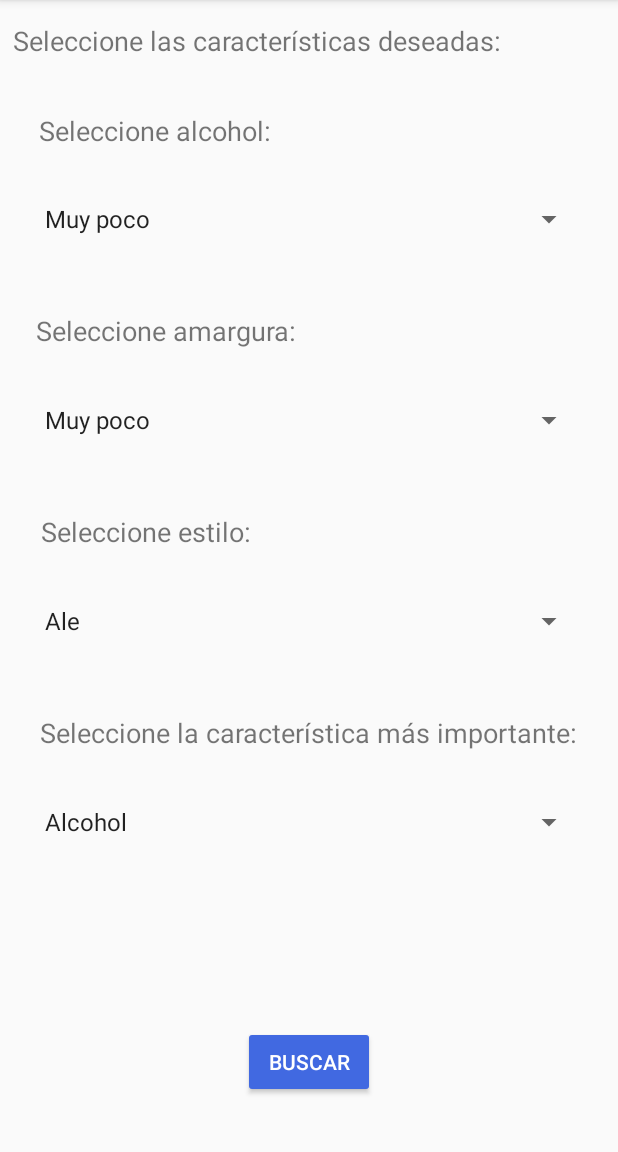
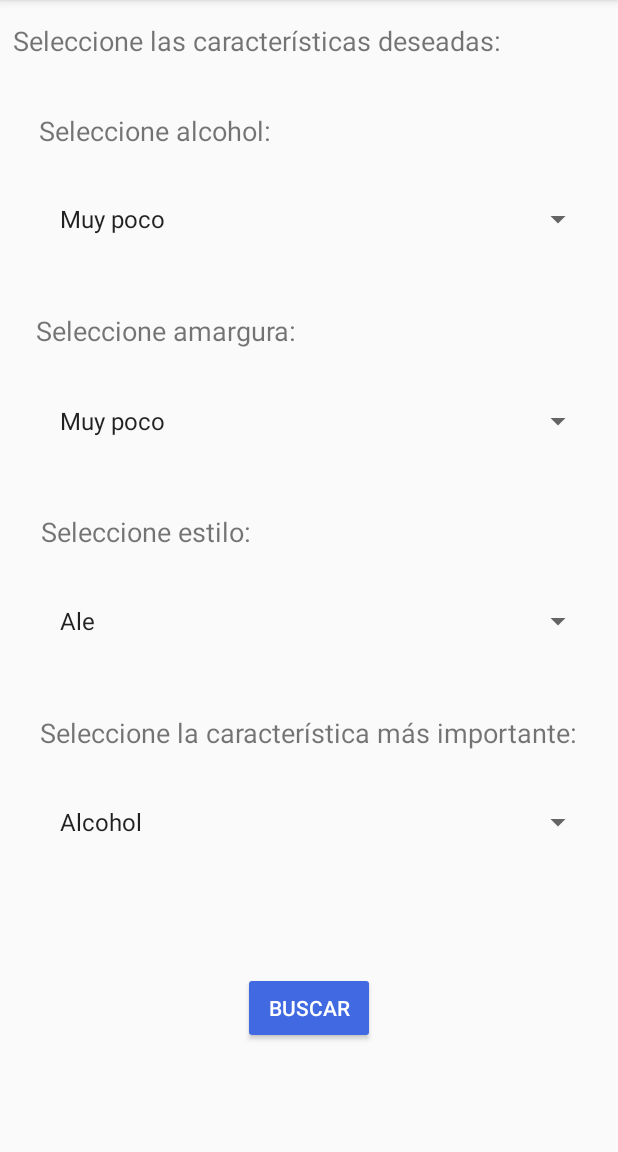
Before and after one commit to falegre05/BeerAdvicer, an Android app: the screen it shows after launch (MainActivity), after a tap on "BÚSQUEDA PERSONALIZADA", on a phone screen of 412 x 824 dp, the part 84-1236 px from its top. Run offline under Robolectric (Android 15) with nearby library versions, the phone set to English and light mode, and no system bars.

Commit message:
Mejoras visuales

```diff
--- a/App/MyApplication/app/src/main/java/com/example/ferzi/myapplication/MainActivity.java
+++ b/App/MyApplication/app/src/main/java/com/example/ferzi/myapplication/MainActivity.java
@@ -8,6 +8,7 @@ import android.view.View;
 import android.widget.ArrayAdapter;
 import android.widget.Button;
 import android.widget.EditText;
+import android.widget.ImageView;
 import android.widget.RadioButton;
 import android.widget.Spinner;
 
@@ -47,6 +48,9 @@ public class MainActivity extends AppCompatActivity {
     protected void loadMainScreen() {
 
         setContentView(R.layout.main_screen);
+
+        ImageView image = (ImageView) findViewById(R.id.image);
+        image.setImageResource(R.drawable.beers);
 
         //Button Buscar Personalizada
         Button buttonPersonalizada = (Button) findViewById(R.id.buttonPersonalizada);
--- a/App/MyApplication/app/src/main/res/layout/custom_search.xml
+++ b/App/MyApplication/app/src/main/res/layout/custom_search.xml
@@ -33,13 +33,18 @@
         app:layout_constraintHorizontal_bias="0.1" />
 
     <Spinner android:id="@+id/spinnerAbv"
-        android:layout_width="368dp"
+        android:layout_width="0dp"
         android:layout_height="wrap_content"
         app:layout_constraintBottom_toBottomOf="parent"
         app:layout_constraintLeft_toLeftOf="parent"
         app:layout_constraintRight_toRightOf="parent"
         app:layout_constraintTop_toTopOf="parent"
-        app:layout_constraintVertical_bias="0.18"/>
+        app:layout_constraintVertical_bias="0.18"
+        app:layout_constraintHorizontal_bias="0.36"
+        android:layout_marginLeft="32dp"
+        android:layout_marginRight="16dp"
+        android:layout_marginStart="32dp"
+        android:layout_marginEnd="16dp" />
 
     <TextView
         android:id="@+id/textView3"
@@ -55,13 +60,17 @@
         app:layout_constraintHorizontal_bias="0.1" />
 
     <Spinner android:id="@+id/spinnerIbu"
-        android:layout_width="368dp"
+        android:layout_width="0dp"
         android:layout_height="wrap_content"
         app:layout_constraintBottom_toBottomOf="parent"
         app:layout_constraintLeft_toLeftOf="parent"
         app:layout_constraintRight_toRightOf="parent"
         app:layout_constraintTop_toTopOf="parent"
-        app:layout_constraintVertical_bias="0.36"/>
+        app:layout_constraintVertical_bias="0.361"
+        android:layout_marginLeft="32dp"
+        android:layout_marginRight="16dp"
+        android:layout_marginStart="32dp"
+        android:layout_marginEnd="16dp" />
 
     <TextView
         android:id="@+id/textView4"
@@ -77,13 +86,17 @@
         app:layout_constraintHorizontal_bias="0.1" /> />
 
     <Spinner android:id="@+id/spinnerStyles"
-        android:layout_width="368dp"
+        android:layout_width="0dp"
         android:layout_height="wrap_content"
         app:layout_constraintBottom_toBottomOf="parent"
         app:layout_constraintLeft_toLeftOf="parent"
         app:layout_constraintRight_toRightOf="parent"
         app:layout_constraintTop_toTopOf="parent"
-        app:layout_constraintVertical_bias="0.54"/>
+        app:layout_constraintVertical_bias="0.54"
+        android:layout_marginLeft="32dp"
+        android:layout_marginRight="16dp"
+        android:layout_marginStart="32dp"
+        android:layout_marginEnd="16dp"/>
     <TextView
         android:id="@+id/textView5"
         android:layout_width="wrap_content"
@@ -97,13 +110,17 @@
         app:layout_constraintVertical_bias="0.64" />
 
     <Spinner android:id="@+id/spinnerProperties"
-        android:layout_width="368dp"
+        android:layout_width="0dp"
         android:layout_height="wrap_content"
         app:layout_constraintBottom_toBottomOf="parent"
         app:layout_constraintLeft_toLeftOf="parent"
         app:layout_constraintRight_toRightOf="parent"
         app:layout_constraintTop_toTopOf="parent"
-        app:layout_constraintVertical_bias="0.72"/>
+        app:layout_constraintVertical_bias="0.72"
+        android:layout_marginLeft="32dp"
+        android:layout_marginRight="16dp"
+        android:layout_marginStart="32dp"
+        android:layout_marginEnd="16dp"/>
 
     <Button
         android:id="@+id/buttonBuscar"
@@ -114,7 +131,7 @@
         app:layout_constraintLeft_toLeftOf="parent"
         app:layout_constraintRight_toRightOf="parent"
         app:layout_constraintTop_toTopOf="parent"
-        app:layout_constraintVertical_bias="0.95"
+        app:layout_constraintVertical_bias="0.9"
         android:backgroundTint="#4169E1"
         android:textColor="@android:color/white"/>
 
--- a/App/MyApplication/app/src/main/res/layout/no_results.xml
+++ b/App/MyApplication/app/src/main/res/layout/no_results.xml
@@ -9,7 +9,7 @@
     <TextView
         android:layout_width="wrap_content"
         android:layout_height="wrap_content"
-        android:text="No results found"
+        android:text="No se han encontrado resultados"
         app:layout_constraintBottom_toBottomOf="parent"
         app:layout_constraintLeft_toLeftOf="parent"
         app:layout_constraintRight_toRightOf="parent"
```
Also changed, not shown: App/MyApplication/app/src/main/res/layout/info_beer.xml (+34 -8 lines), App/MyApplication/app/src/main/res/layout/main_screen.xml (+12 -2 lines), App/MyApplication/app/src/main/res/layout/normal_search.xml (+11 -7 lines), App/MyApplication/app/src/main/res/drawable/beers.jpg (added), 1 other file.
